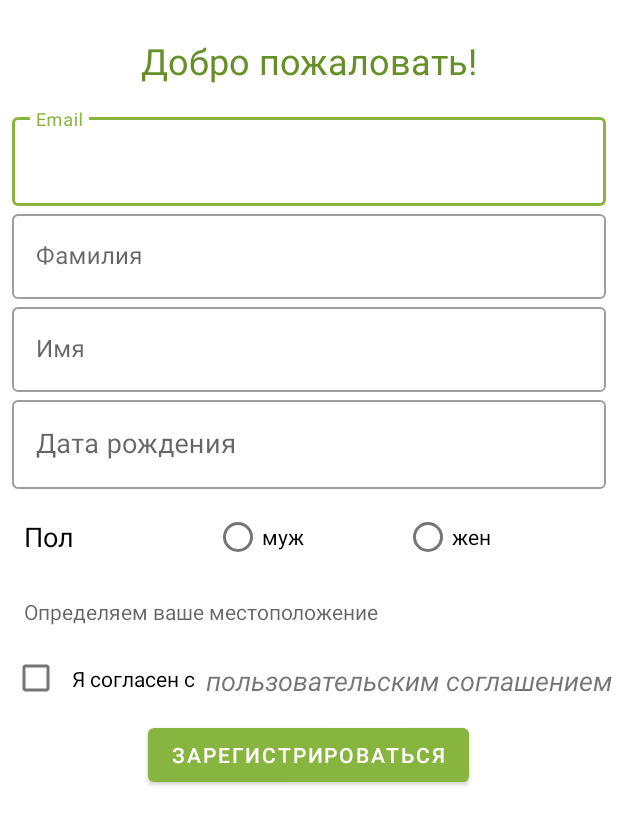
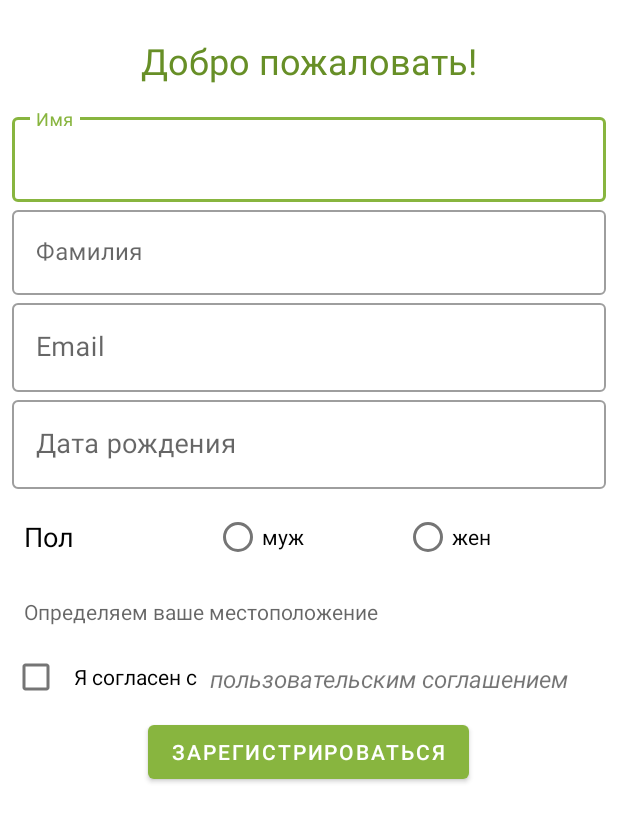
Before and after one commit to vldrshv/prilogulka, an Android app: the UserInfoActivity screen opened directly, with no data from a screen before it, on a phone screen of 412 x 824 dp. Shown: the top 825 px of the screen. Run offline under Robolectric (Android 15) with nearby library versions, the phone set to English and light mode, and no system bars.

Commit message:
fixed interface (now resizing, when keyboard is shown)

```diff
--- a/prilogulka/app/src/main/AndroidManifest.xml
+++ b/prilogulka/app/src/main/AndroidManifest.xml
@@ -18,7 +18,8 @@
             android:name=".login_signin.ActivityEntrance"
             android:exported="true"
             android:screenOrientation="portrait"
-            android:theme="@style/AppTheme">
+            android:theme="@style/AppTheme"
+            android:windowSoftInputMode="adjustResize">
             <intent-filter>
                 <action android:name="android.intent.action.MAIN" />
 
@@ -35,12 +36,14 @@
             android:name=".login_signin.MainActivity"
             android:exported="true"
             android:screenOrientation="portrait"
-            android:theme="@style/AppTheme">
+            android:theme="@style/AppTheme"
+            android:windowSoftInputMode="adjustResize">
         </activity>
         <activity
             android:name=".login_signin.UserInfoActivity"
             android:label="@string/title_activity_two"
-            android:theme="@style/AppTheme" />
+            android:theme="@style/AppTheme"
+            android:windowSoftInputMode="adjustResize"/>
 
         <activity
             android:name=".menu.MenuActivity"
--- a/prilogulka/app/src/main/res/layout/activity_user_info.xml
+++ b/prilogulka/app/src/main/res/layout/activity_user_info.xml
@@ -7,40 +7,87 @@
     tools:context=".login_signin.UserInfoActivity"
     android:orientation="vertical">
 
+    <ScrollView
+        android:layout_width="match_parent"
+        android:layout_height="match_parent">
+
         <LinearLayout
             android:layout_width="match_parent"
             android:layout_height="wrap_content"
             android:baselineAligned="false"
             android:orientation="vertical"
+            android:paddingLeft="8dp"
             android:paddingTop="8dp"
-        android:paddingLeft="8dp"
             android:paddingRight="8dp">
 
             <TextView
                 android:layout_width="match_parent"
                 android:layout_height="wrap_content"
                 android:gravity="center"
+                android:paddingTop="16dp"
                 android:paddingBottom="16dp"
-            android:paddingTop="16dp"
                 android:text="Добро пожаловать!"
                 android:textColor="@color/colorPrimaryDark"
                 android:textSize="24sp" />
 
             <com.google.android.material.textfield.TextInputLayout
-            android:id="@+id/email_text_input_layout"
+                android:id="@+id/name_text_input_layout"
+                style="@style/Widget.MaterialComponents.TextInputLayout.OutlinedBox"
                 android:layout_width="match_parent"
                 android:layout_height="wrap_content"
-            android:layout_gravity="center"
-            style="@style/Widget.MaterialComponents.TextInputLayout.OutlinedBox">
+                android:layout_gravity="center">
+
+                <com.google.android.material.textfield.TextInputEditText
+                    android:id="@+id/name"
+                    android:layout_width="match_parent"
+                    android:layout_height="wrap_content"
+                    android:digits="АБВГДЕЁЖЗИЙКЛМНОПРСТУФХЦЧШЩЬЫЪЭЮЯабвгдеёжзийклмнопрстуфхцчшщъыьэюя-"
+                    android:hint="Имя"
+                    android:imeActionId="6"
+                    android:imeActionLabel="@string/action_sign_in_short"
+                    android:imeOptions="actionUnspecified"
+                    android:inputType="text|textCapSentences"
+                    android:maxLines="1"
+                    android:singleLine="true"
+                    android:textColorLink="#FF88B53F" />
+            </com.google.android.material.textfield.TextInputLayout>
+            <com.google.android.material.textfield.TextInputLayout
+                android:id="@+id/surname_text_input_layout"
+                style="@style/Widget.MaterialComponents.TextInputLayout.OutlinedBox"
+                android:layout_width="match_parent"
+                android:layout_height="wrap_content"
+                android:layout_gravity="center">
+
+                <com.google.android.material.textfield.TextInputEditText
+                    android:id="@+id/surname"
+                    android:layout_width="match_parent"
+                    android:layout_height="wrap_content"
+                    android:digits="АБВГДЕЁЖЗИЙКЛМНОПРСТУФХЦЧШЩЬЫЪЭЮЯабвгдеёжзийклмнопрстуфхцчшщъыьэюя-"
+                    android:hint="Фамилия"
+                    android:imeActionId="6"
+                    android:imeActionLabel="@string/action_sign_in_short"
+                    android:imeOptions="actionUnspecified"
+                    android:inputType="text|textCapSentences"
+                    android:maxLines="1"
+                    android:singleLine="true"
+                    android:textColorLink="#FF88B53F" />
+            </com.google.android.material.textfield.TextInputLayout>
+
+            <com.google.android.material.textfield.TextInputLayout
+                android:id="@+id/email_text_input_layout"
+                style="@style/Widget.MaterialComponents.TextInputLayout.OutlinedBox"
+                android:layout_width="match_parent"
+                android:layout_height="wrap_content"
+                android:layout_gravity="center">
 
                 <com.google.android.material.textfield.TextInputEditText
                     android:id="@+id/email"
                     android:layout_width="match_parent"
                     android:layout_height="wrap_content"
+                    android:digits="abcdefghijklmnopqrstuvwxyzABCDEFGHIJKLMNOPQRSTUVWXYZ@1234567890."
                     android:hint="Email"
                     android:imeActionId="6"
                     android:inputType="textEmailAddress"
-                android:digits="abcdefghijklmnopqrstuvwxyzABCDEFGHIJKLMNOPQRSTUVWXYZ@1234567890."
                     android:maxLines="1"
                     android:singleLine="true"
                     android:textColorLink="#FF88B53F"
@@ -48,55 +95,11 @@
             </com.google.android.material.textfield.TextInputLayout>
 
             <com.google.android.material.textfield.TextInputLayout
-            android:id="@+id/surname_text_input_layout"
+                android:id="@+id/birthday_text_input_layout"
+                style="@style/Widget.MaterialComponents.TextInputLayout.OutlinedBox"
                 android:layout_width="match_parent"
                 android:layout_height="wrap_content"
-            android:layout_gravity="center"
-            style="@style/Widget.MaterialComponents.TextInputLayout.OutlinedBox">
-
-            <com.google.android.material.textfield.TextInputEditText
-                android:id="@+id/surname"
-                android:layout_width="match_parent"
-                android:layout_height="wrap_content"
-                android:hint="Фамилия"
-                android:imeActionId="6"
-                android:imeActionLabel="@string/action_sign_in_short"
-                android:imeOptions="actionUnspecified"
-                android:inputType="text|textCapSentences"
-                android:digits="АБВГДЕЁЖЗИЙКЛМНОПРСТУФХЦЧШЩЬЫЪЭЮЯабвгдеёжзийклмнопрстуфхцчшщъыьэюя-"
-                android:maxLines="1"
-                android:singleLine="true"
-                android:textColorLink="#FF88B53F" />
-        </com.google.android.material.textfield.TextInputLayout>
-
-        <com.google.android.material.textfield.TextInputLayout
-            android:id="@+id/name_text_input_layout"
-            android:layout_width="match_parent"
-            android:layout_height="wrap_content"
-            android:layout_gravity="center"
-            style="@style/Widget.MaterialComponents.TextInputLayout.OutlinedBox">
-
-            <com.google.android.material.textfield.TextInputEditText
-                android:id="@+id/name"
-                android:layout_width="match_parent"
-                android:layout_height="wrap_content"
-                android:hint="Имя"
-                android:imeActionId="6"
-                android:imeActionLabel="@string/action_sign_in_short"
-                android:imeOptions="actionUnspecified"
-                android:inputType="text|textCapSentences"
-                android:digits="АБВГДЕЁЖЗИЙКЛМНОПРСТУФХЦЧШЩЬЫЪЭЮЯабвгдеёжзийклмнопрстуфхцчшщъыьэюя-"
-                android:maxLines="1"
-                android:singleLine="true"
-                android:textColorLink="#FF88B53F"/>
-        </com.google.android.material.textfield.TextInputLayout>
-
-        <com.google.android.material.textfield.TextInputLayout
-            android:id="@+id/birthday_text_input_layout"
-            android:layout_width="match_parent"
-            android:layout_height="wrap_content"
-            android:layout_gravity="center"
-            style="@style/Widget.MaterialComponents.TextInputLayout.OutlinedBox">
+                android:layout_gravity="center">
 
                 <com.google.android.material.textfield.TextInputEditText
                     android:id="@+id/birthday"
@@ -110,6 +113,7 @@
                     android:textColorLink="#FF88B53F"
                     android:textSize="18sp" />
             </com.google.android.material.textfield.TextInputLayout>
+
 
             <LinearLayout
                 android:layout_width="match_parent"
@@ -152,6 +156,12 @@
 
             </LinearLayout>
 
+            <!-- 2 stage -->
+            <LinearLayout
+                android:layout_width="match_parent"
+                android:layout_height="wrap_content"
+                android:orientation="vertical">
+
                 <TextView
                     android:id="@+id/cityTextView"
                     android:layout_width="match_parent"
@@ -160,26 +170,16 @@
                     android:padding="8dp"
                     android:singleLine="false" />
 
-        <!-- 2 stage -->
-
-    </LinearLayout>
-
-
-    <LinearLayout
-        android:layout_width="match_parent"
-        android:layout_height="wrap_content"
-        android:orientation="vertical">
-
                 <LinearLayout
                     android:layout_width="match_parent"
                     android:layout_height="match_parent"
                     android:orientation="horizontal">
+
                     <CheckBox
                         android:id="@+id/checkBoxAgreement"
                         android:layout_width="match_parent"
                         android:layout_height="match_parent"
                         android:layout_gravity="center"
-                android:layout_marginLeft="8dp"
                         android:layout_weight="2"
                         android:gravity="center_vertical|center_horizontal"
                         android:text="Я согласен c" />
@@ -190,10 +190,10 @@
                         android:layout_height="match_parent"
                         android:layout_weight="1"
 
+                        android:onClick="getAgreement"
                         android:paddingTop="16dp"
-                android:onClick="getAgreement"
                         android:text="пользовательским соглашением"
-                android:textSize="18sp"
+                        android:textSize="16sp"
                         android:textStyle="italic" />
 
 
@@ -205,10 +205,12 @@
                     android:layout_width="wrap_content"
                     android:layout_height="wrap_content"
                     android:layout_gravity="center_vertical|center_horizontal"
+                    android:layout_marginBottom="16dp"
                     android:onClick="finishRegistration"
-            android:text="зарегистрироваться"
-            android:layout_marginBottom="16dp"
-            />
+                    android:text="зарегистрироваться" />
             </LinearLayout>
 
         </LinearLayout>
+    </ScrollView>
+
+</LinearLayout>
```
Lines whose indentation alone changed are shown as unchanged.
